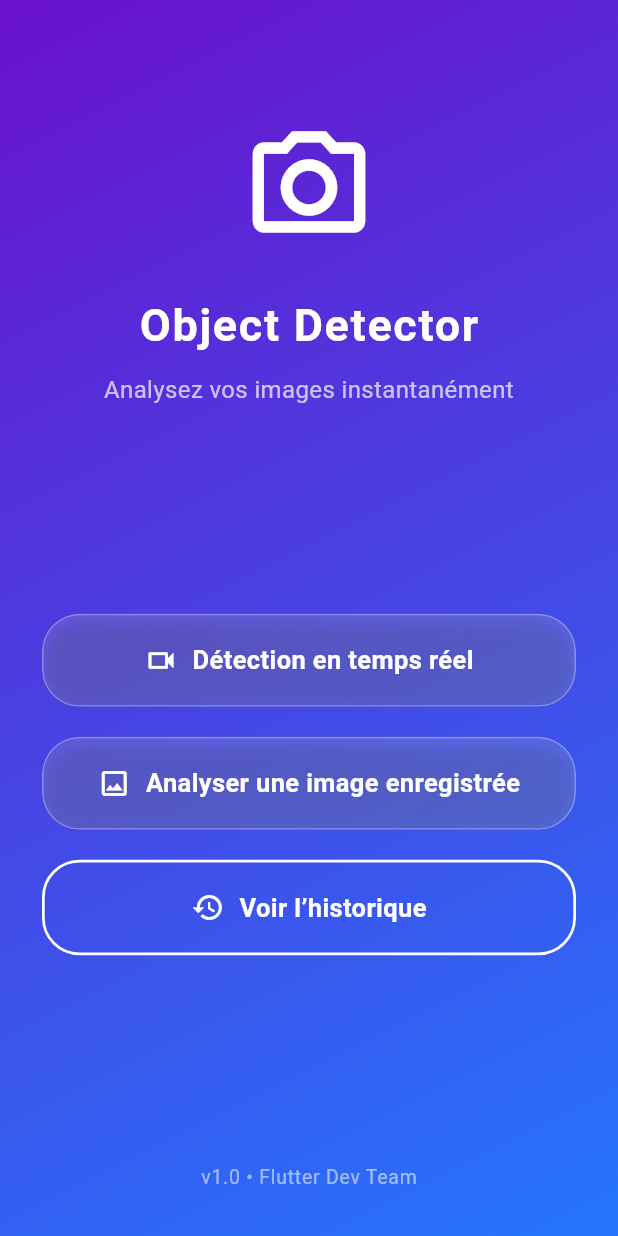
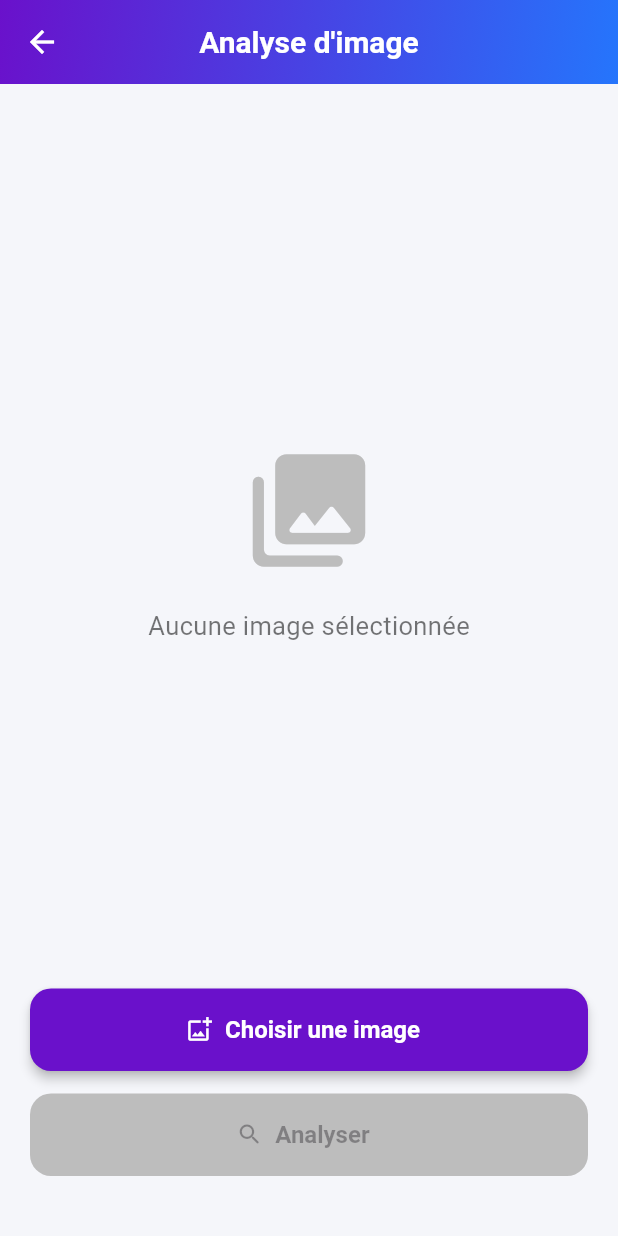
Before and after one commit to EskYzK/SAE5.01DevAvance, a Flutter app: the screen it shows after launch, after a tap on "Analyser une image enregistrée", on a phone screen of 412 x 824 dp. Run offline on Flutter 3.47's test engine with Material 3 defaults, Android fonts, the light colour scheme and no system bars; our stand-ins replace camera, image_picker.

Commit message:
:sparkles: Correction caméra plein écran + détection en temps réel + import d'image via galerie

```diff
--- a/school_object_detector/lib/main.dart
+++ b/school_object_detector/lib/main.dart
@@ -1,5 +1,8 @@
 import 'package:flutter/material.dart';
 import 'screens/home_screen.dart';
+import 'screens/camera_screen.dart';
+import 'screens/gallery_screen.dart';
+import 'screens/history_screen.dart';
 
 void main() {
   runApp(const ObjectDetectorApp());
@@ -14,10 +17,65 @@ class ObjectDetectorApp extends StatelessWidget {
       debugShowCheckedModeBanner: false,
       title: 'Reconnaissance d\'objets scolaires',
       theme: ThemeData(
-        colorScheme: ColorScheme.fromSeed(seedColor: Colors.blueAccent),
+        // 🎨 Thème principal inspiré d’un bleu-violet “éducation / IA”
+        colorScheme: ColorScheme.fromSeed(
+          seedColor: const Color(0xFF6A11CB), // violet principal
+          brightness: Brightness.light,
+        ),
+        scaffoldBackgroundColor: const Color(0xFFF6F8FB),
         useMaterial3: true,
+
+        // 🧱 AppBar et texte harmonisés
+        appBarTheme: const AppBarTheme(
+          backgroundColor: Color(0xFF6A11CB),
+          foregroundColor: Colors.white,
+          elevation: 3,
+          centerTitle: true,
+          titleTextStyle: TextStyle(
+            fontSize: 20,
+            fontWeight: FontWeight.w600,
+            color: Colors.white,
+          ),
+        ),
+
+        textTheme: const TextTheme(
+          headlineMedium: TextStyle(
+            fontSize: 28,
+            fontWeight: FontWeight.bold,
+            color: Color(0xFF1F1F1F),
+          ),
+          bodyMedium: TextStyle(
+            fontSize: 16,
+            color: Colors.black87,
+          ),
+        ),
+
+        floatingActionButtonTheme: const FloatingActionButtonThemeData(
+          backgroundColor: Color(0xFF6A11CB),
+          foregroundColor: Colors.white,
+        ),
+
+        elevatedButtonTheme: ElevatedButtonThemeData(
+          style: ElevatedButton.styleFrom(
+            backgroundColor: const Color(0xFF6A11CB),
+            foregroundColor: Colors.white,
+            textStyle: const TextStyle(fontWeight: FontWeight.w600),
+            shape: RoundedRectangleBorder(
+              borderRadius: BorderRadius.all(Radius.circular(14)),
+            ),
+            elevation: 2,
+          ),
+        ),
       ),
-      home: const HomeScreen(),
+
+      // 🗺️ Gestion complète des routes
+      initialRoute: '/',
+      routes: {
+        '/': (context) => const HomeScreen(),
+        '/camera': (context) => const CameraScreen(),
+        '/gallery': (context) => const GalleryScreen(),
+        '/history': (context) => const HistoryScreen(images: []),
+      },
     );
   }
 }
--- a/school_object_detector/lib/screens/gallery_screen.dart
+++ b/school_object_detector/lib/screens/gallery_screen.dart
@@ -0,0 +1,172 @@
+import 'dart:io';
+import 'package:flutter/material.dart';
+import 'package:image_picker/image_picker.dart';
+
+class GalleryScreen extends StatefulWidget {
+  const GalleryScreen({super.key});
+
+  @override
+  State<GalleryScreen> createState() => _GalleryScreenState();
+}
+
+class _GalleryScreenState extends State<GalleryScreen> {
+  File? _selectedImage;
+
+  Future<void> _pickImage() async {
+    final picker = ImagePicker();
+    final picked = await picker.pickImage(source: ImageSource.gallery);
+
+    if (picked != null) {
+      setState(() {
+        _selectedImage = File(picked.path);
+      });
+    }
+  }
+
+  @override
+  Widget build(BuildContext context) {
+    return Scaffold(
+      backgroundColor: const Color(0xFFF5F6FA),
+      appBar: AppBar(
+        title: const Text("Analyse d'image"),
+        centerTitle: true,
+        elevation: 0,
+        //  Remplace la couleur unie par le même gradient que la Home
+        flexibleSpace: Container(
+          decoration: const BoxDecoration(
+            gradient: LinearGradient(
+              colors: [Color(0xFF6A11CB), Color(0xFF2575FC)],
+              begin: Alignment.topLeft,
+              end: Alignment.bottomRight,
+            ),
+          ),
+        ),
+        foregroundColor: Colors.white,
+        titleTextStyle: const TextStyle(
+          color: Colors.white,
+          fontSize: 20,
+          fontWeight: FontWeight.w600,
+        ),
+      ),
+
+      body: SafeArea(
+        child: Padding(
+          padding: const EdgeInsets.all(20),
+          child: Column(
+            children: [
+              const SizedBox(height: 20),
+
+              // 📷 Zone d'affichage
+              Expanded(
+                child: Center(
+                  child: _selectedImage == null
+                      ? Column(
+                          mainAxisAlignment: MainAxisAlignment.center,
+                          children: [
+                            Icon(
+                              Icons.photo_library_rounded,
+                              size: 90,
+                              color: Colors.grey[400],
+                            ),
+                            const SizedBox(height: 20),
+                            const Text(
+                              "Aucune image sélectionnée",
+                              style: TextStyle(
+                                fontSize: 17,
+                                color: Colors.black54,
+                              ),
+                            ),
+                          ],
+                        )
+                      : Container(
+                          decoration: BoxDecoration(
+                            color: Colors.white,
+                            borderRadius: BorderRadius.circular(20),
+                            boxShadow: [
+                              BoxShadow(
+                                color: Colors.black.withValues(alpha: 0.08),
+                                blurRadius: 12,
+                                offset: const Offset(0, 6),
+                              ),
+                            ],
+                          ),
+                          clipBehavior: Clip.hardEdge,
+                          child: Image.file(
+                            _selectedImage!,
+                            fit: BoxFit.contain,
+                            width: double.infinity,
+                          ),
+                        ),
+                ),
+              ),
+
+              const SizedBox(height: 30),
+
+              //  Bouton : Choisir une image
+              SizedBox(
+                width: double.infinity,
+                child: ElevatedButton.icon(
+                  onPressed: _pickImage,
+                  icon: const Icon(Icons.add_photo_alternate_outlined),
+                  label: const Text(
+                    "Choisir une image",
+                    style: TextStyle(fontSize: 16, fontWeight: FontWeight.w600),
+                  ),
+                  style: ElevatedButton.styleFrom(
+                    backgroundColor: const Color(0xFF6A11CB),
+                    foregroundColor: Colors.white,
+                    minimumSize: const Size(double.infinity, 55),
+                    shape: RoundedRectangleBorder(
+                      borderRadius: BorderRadius.circular(14),
+                    ),
+                    elevation: 3,
+                  ),
+                ),
+              ),
+
+              const SizedBox(height: 15),
+
+              //  Bouton : Analyser
+              SizedBox(
+                width: double.infinity,
+                child: ElevatedButton.icon(
+                  onPressed: _selectedImage != null
+                      ? () {
+                          ScaffoldMessenger.of(context).showSnackBar(
+                            const SnackBar(
+                              backgroundColor: Color(0xFF6A11CB),
+                              content: Text(
+                                "Analyse simulée en cours...",
+                                style: TextStyle(color: Colors.white),
+                              ),
+                              duration: Duration(seconds: 2),
+                            ),
+                          );
+                        }
+                      : null,
+                  icon: const Icon(Icons.search_rounded),
+                  label: const Text(
+                    "Analyser",
+                    style: TextStyle(fontSize: 16, fontWeight: FontWeight.w600),
+                  ),
+                  style: ElevatedButton.styleFrom(
+                    backgroundColor: const Color(0xFF2575FC),
+                    foregroundColor: Colors.white,
+                    disabledBackgroundColor: Colors.grey[400],
+                    minimumSize: const Size(double.infinity, 55),
+                    shape: RoundedRectangleBorder(
+                      borderRadius: BorderRadius.circular(14),
+                    ),
+                    elevation: 3,
+                  ),
+                ),
+              ),
+
+              const SizedBox(height: 20),
+            ],
+          ),
+        ),
+      ),
+    );
+  }
+}
--- a/school_object_detector/lib/screens/home_screen.dart
+++ b/school_object_detector/lib/screens/home_screen.dart
@@ -1,6 +1,4 @@
-import 'dart:ui';
 import 'package:flutter/material.dart';
-import 'package:school_object_detector/screens/camera_screen.dart';
 
 class HomeScreen extends StatelessWidget {
   const HomeScreen({super.key});
@@ -23,25 +21,38 @@ class HomeScreen extends StatelessWidget {
             child: Column(
               crossAxisAlignment: CrossAxisAlignment.center,
               children: [
-                const SizedBox(height: 50),
-                const Icon(
-                  Icons.photo_camera_outlined,
-                  size: 90,
+                const SizedBox(height: 60),
+
+                //  Logo central stylisé
+                Container(
+                  padding: const EdgeInsets.all(20),
+                  decoration: BoxDecoration(
+                    shape: BoxShape.circle,
+                    color: Colors.white.withValues(alpha: 0.15),
+                    border: Border.all(color: Colors.white.withValues(alpha: 0.3)),
+                  ),
+                  child: const Icon(
+                    Icons.school_rounded,
                     color: Colors.white,
+                    size: 70,
+                  ),
                 ),
                 const SizedBox(height: 25),
+
+                //  Titre principal
                 const Text(
-                  "Object Detector",
+                  "Reconnaissance d’objets scolaires",
                   style: TextStyle(
                     color: Colors.white,
-                    fontSize: 30,
+                    fontSize: 26,
                     fontWeight: FontWeight.w700,
-                    letterSpacing: 1.1,
+                    letterSpacing: 0.8,
                   ),
+                  textAlign: TextAlign.center,
                 ),
                 const SizedBox(height: 10),
                 const Text(
-                  "Analysez vos images instantanément",
+                  "Identifiez instantanément les objets du quotidien en classe",
                   style: TextStyle(
                     color: Colors.white70,
                     fontSize: 16,
@@ -49,41 +60,42 @@ class HomeScreen extends StatelessWidget {
                   ),
                   textAlign: TextAlign.center,
                 ),
-                const Spacer(),
-                _glassButton(
+
+                const SizedBox(height: 70),
+
+                //  Boutons d’action
+                _mainButton(
                   context,
                   label: "Détection en temps réel",
                   icon: Icons.videocam_outlined,
-                  onTap: () async {
-                    final imagePath = await Navigator.push(
-                      context,
-                      MaterialPageRoute(builder: (context) => const CameraScreen()),
-                    );
-                    if (imagePath != null) {
-                      // Affiche le chemin de l'image capturée
-                      ScaffoldMessenger.of(context).showSnackBar(
-                        SnackBar(content: Text('Photo capturée : $imagePath')),
-                      );
-                    }
-                  },
+                  color: Colors.white,
+                  textColor: const Color(0xFF6A11CB),
+                  onTap: () => Navigator.pushNamed(context, '/camera'),
                 ),
                 const SizedBox(height: 20),
-                _glassButton(
+
+                _mainButton(
                   context,
                   label: "Analyser une image enregistrée",
                   icon: Icons.image_outlined,
+                  color: Colors.white,
+                  textColor: const Color(0xFF2575FC),
                   onTap: () => Navigator.pushNamed(context, '/gallery'),
                 ),
                 const SizedBox(height: 20),
+
                 _outlineButton(
                   context,
                   label: "Voir l’historique",
                   icon: Icons.history_outlined,
                   onTap: () => Navigator.pushNamed(context, '/history'),
                 ),
+
                 const Spacer(),
+
+                // 🧾 Footer
                 const Text(
-                  "v1.0 • Flutter Dev Team",
+                  "v1.0 • Équipe Flutter | Université de Lorraine",
                   style: TextStyle(
                     color: Colors.white54,
                     fontSize: 13,
@@ -98,29 +110,26 @@ class HomeScreen extends StatelessWidget {
     );
   }
 
-  // 🌫️ Bouton glass effect
-  static Widget _glassButton(
+  //  Bouton principal
+  static Widget _mainButton(
     BuildContext context, {
     required String label,
     required IconData icon,
+    required Color color,
+    required Color textColor,
     required VoidCallback onTap,
   }) {
     return GestureDetector(
       onTap: onTap,
-      child: ClipRRect(
-        borderRadius: BorderRadius.circular(25),
-        child: BackdropFilter(
-          filter: ImageFilter.blur(sigmaX: 10, sigmaY: 10),
       child: Container(
         width: double.infinity,
-            padding: const EdgeInsets.symmetric(vertical: 18, horizontal: 20),
+        padding: const EdgeInsets.symmetric(vertical: 16, horizontal: 20),
         decoration: BoxDecoration(
-              color: Colors.white.withOpacity(0.15),
-              borderRadius: BorderRadius.circular(25),
-              border: Border.all(color: Colors.white.withOpacity(0.3)),
+          color: color,
+          borderRadius: BorderRadius.circular(20),
           boxShadow: [
             BoxShadow(
-                  color: Colors.black.withOpacity(0.2),
+              color: Colors.black.withValues(alpha: 0.2),
               offset: const Offset(0, 4),
               blurRadius: 10,
             ),
@@ -129,25 +138,23 @@ class HomeScreen extends StatelessWidget {
         child: Row(
           mainAxisAlignment: MainAxisAlignment.center,
           children: [
-                Icon(icon, color: Colors.white, size: 22),
+            Icon(icon, color: textColor, size: 20),
             const SizedBox(width: 10),
             Text(
               label,
-                  style: const TextStyle(
-                    color: Colors.white,
-                    fontSize: 17,
+              style: TextStyle(
+                color: textColor,
+                fontSize: 16,
                 fontWeight: FontWeight.w600,
               ),
             ),
           ],
         ),
       ),
-        ),
-      ),
     );
   }
 
-  // ⚪ Bouton outline
+  //  Bouton outline
   static Widget _outlineButton(
     BuildContext context, {
     required String label,
@@ -158,21 +165,21 @@ class HomeScreen extends StatelessWidget {
       onTap: onTap,
       child: Container(
         width: double.infinity,
-        padding: const EdgeInsets.symmetric(vertical: 18, horizontal: 20),
+        padding: const EdgeInsets.symmetric(vertical: 16, horizontal: 20),
         decoration: BoxDecoration(
-          borderRadius: BorderRadius.circular(25),
+          borderRadius: BorderRadius.circular(20),
           border: Border.all(color: Colors.white, width: 1.8),
         ),
         child: Row(
           mainAxisAlignment: MainAxisAlignment.center,
           children: [
-            Icon(icon, color: Colors.white, size: 22),
+            Icon(icon, color: Colors.white, size: 18),
             const SizedBox(width: 10),
             Text(
               label,
               style: const TextStyle(
                 color: Colors.white,
-                fontSize: 17,
+                fontSize: 16,
                 fontWeight: FontWeight.w600,
               ),
             ),
--- a/school_object_detector/pubspec.yaml
+++ b/school_object_detector/pubspec.yaml
@@ -33,6 +33,8 @@ dependencies:
   camera: ^0.11.2
   path_provider: ^2.0.15
   path: ^1.8.3
+  image_picker: ^1.0.7
+
   google_mlkit_object_detection: ^0.15.0
 
 
```
Also changed, not shown: school_object_detector/lib/screens/camera_screen.dart (+100 -135 lines), school_object_detector/lib/screens/history_screen.dart (+21 -3 lines), school_object_detector/pubspec.lock, 5 other files. Lines whose indentation alone changed are shown as unchanged.
